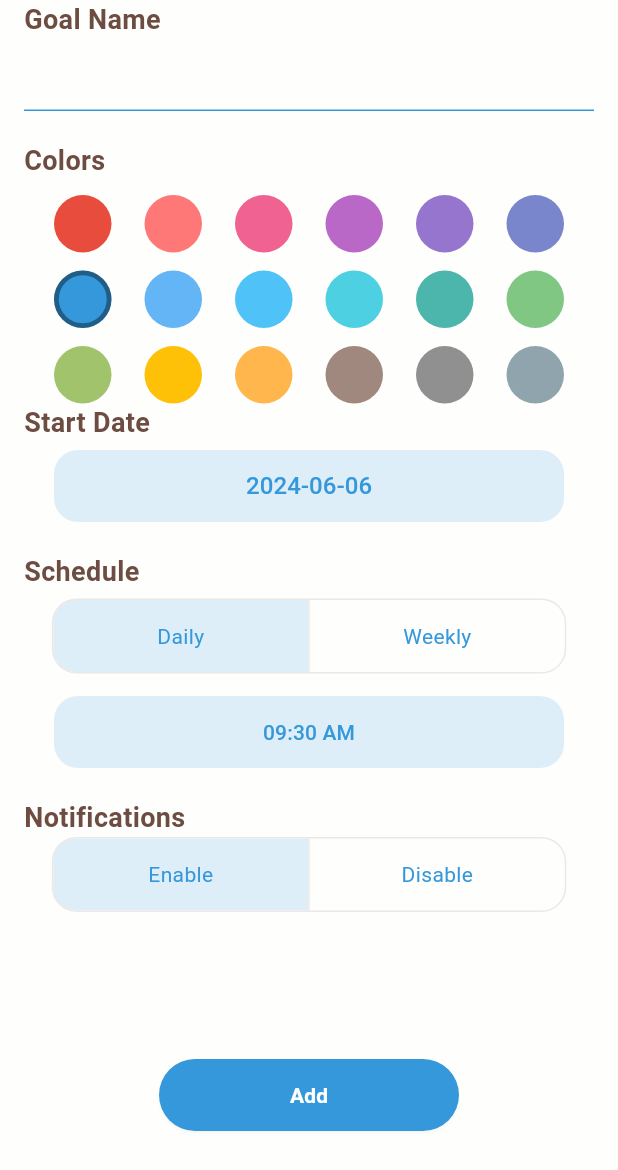
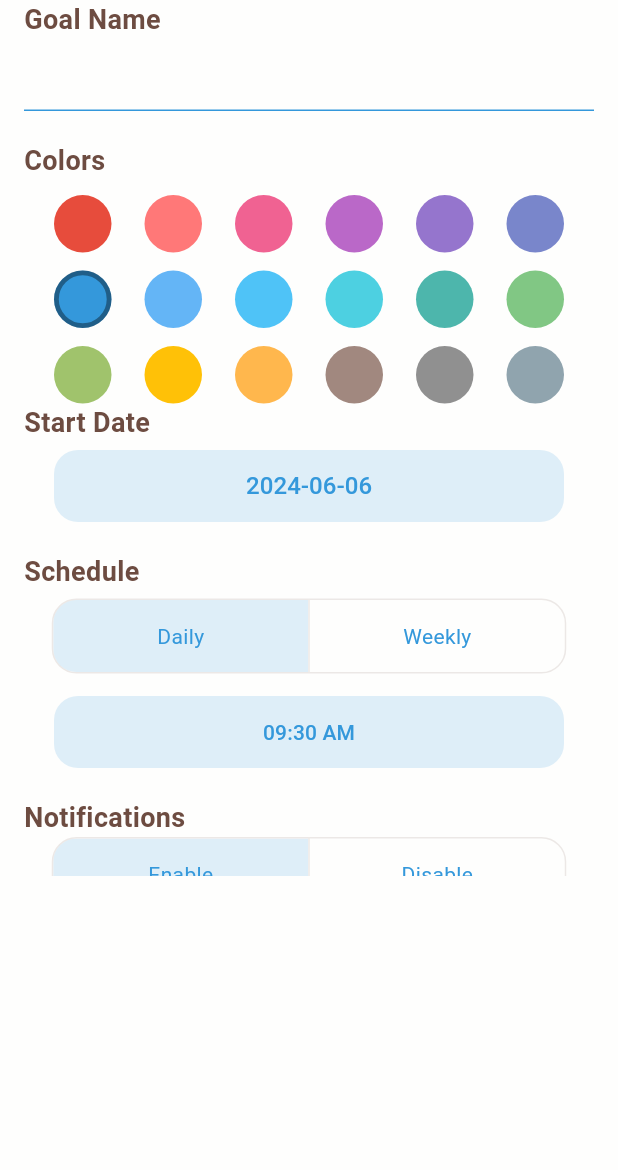
Before and after one commit to sendminder/toddle-toddle, a Flutter app: the AddOrUpdateGoalBottomSheet widget shown alone on an empty page, opened directly, on a phone screen of 412 x 824 dp. Shown: the top 1170 px of the screen. Run offline on Flutter 3.47's test engine with Material 3 defaults, Android fonts, the phone set to English and light mode, and no system bars; our stand-ins replace easy_localization, fl_chart, fluentui_system_icons, flutter_local_notifications, flutter_riverpod, flutter_timezone and 7 more; missing offline and left inert: flutter_displaymode; accounts and stored records are empty; statements that could not run were skipped; project files that could hold a hidden picture were left out.

Commit message:
에러 수정

```diff
--- a/lib/widgets/chart/goal_graph.dart
+++ b/lib/widgets/chart/goal_graph.dart
@@ -27,7 +27,7 @@ class GoalGraphWidget extends ConsumerWidget {
 
     return Container(
       padding: const EdgeInsets.only(left: 16, right: 16, bottom: 16),
-      height: 800,
+      height: 600,
       child: ListView(
         children: [
           const SizedBox(height: 15),
--- a/lib/widgets/goal/add_or_update_goal.dart
+++ b/lib/widgets/goal/add_or_update_goal.dart
@@ -65,10 +65,8 @@ class AddOrUpdateGoalBottomSheet extends ConsumerWidget {
 
     return Container(
       padding: const EdgeInsets.only(left: 16, right: 16, bottom: 16),
-      height: 800,
-      child: Column(
-        mainAxisSize: MainAxisSize.min,
-        crossAxisAlignment: CrossAxisAlignment.start,
+      height: 600,
+      child: ListView(
         children: <Widget>[
           Text(
             'goal_name'.tr(),
```
